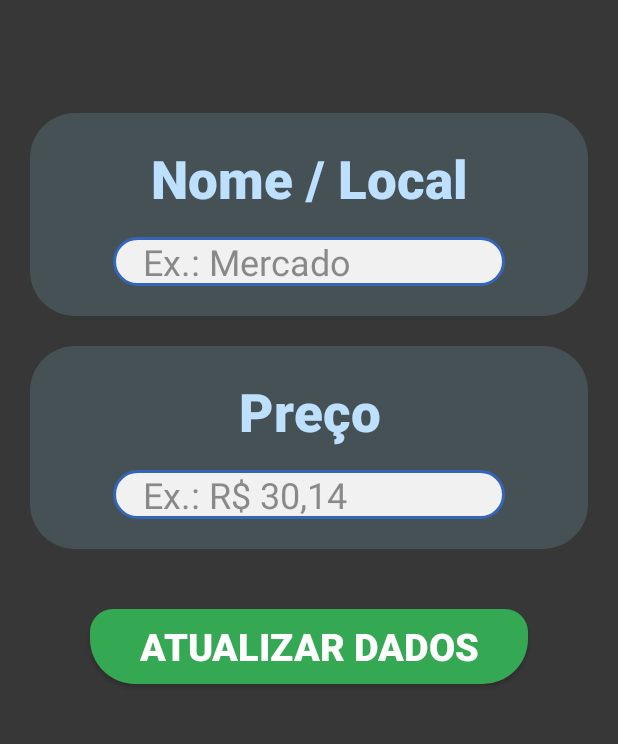
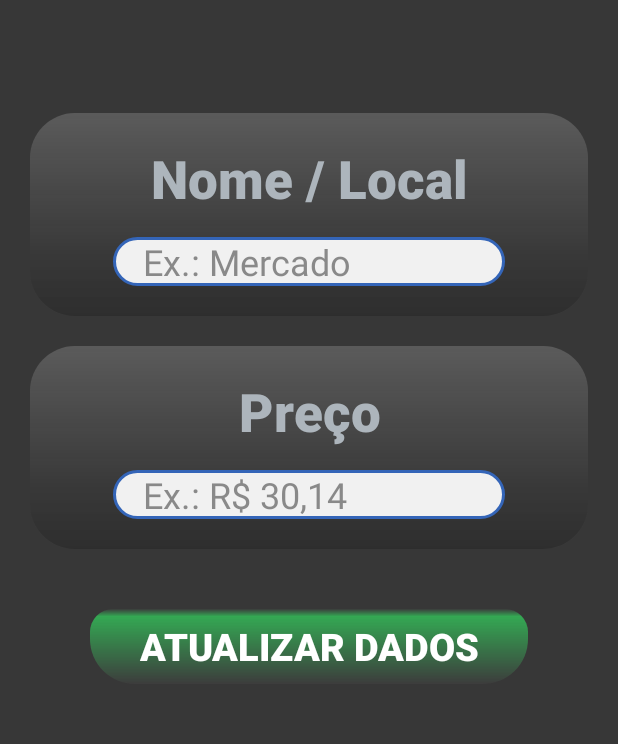
Before and after one commit to Iagoliveira05/app-gestor-gastos, an Android app: the layout activity_main.xml on its own in the app's theme, with its tools: preview values and no code run, on a phone screen of 412 x 824 dp, the part 271-1015 px from its top. Run offline under Robolectric (Android 15) with nearby library versions, the phone set to English and light mode, and no system bars.

Commit message:
Mudança da cor ActionBar e Layout

```diff
--- a/app/src/main/res/drawable/background_group.xml
+++ b/app/src/main/res/drawable/background_group.xml
@@ -2,4 +2,10 @@
 <shape xmlns:android="http://schemas.android.com/apk/res/android" android:shape="rectangle">
     <solid android:color="#2D8ECAE6"/>
     <corners android:radius="30dp"/>
+    <gradient
+        android:startColor="@color/white"
+        android:centerColor="@color/gray"
+        android:endColor="@color/black"
+        android:angle="-45"
+        android:centerX="70%"/>
 </shape>
--- a/app/src/main/res/drawable/button.xml
+++ b/app/src/main/res/drawable/button.xml
@@ -1,7 +1,14 @@
 <?xml version="1.0" encoding="utf-8"?>
 <shape xmlns:android="http://schemas.android.com/apk/res/android"
-    android:shape="rectangle" android:tint="@color/green">
-    <solid android:color="@color/green"/>
+    android:shape="rectangle">
+    <gradient
+        android:startColor="@color/gray"
+        android:centerColor="@color/green"
+        android:endColor="@color/gray"
+        android:angle="90"
+        android:centerY="90%"
+        android:centerX="50%"
+        />
     <corners
         android:bottomLeftRadius="30dp"
         android:bottomRightRadius="30dp"
--- a/app/src/main/res/values-night/themes.xml
+++ b/app/src/main/res/values-night/themes.xml
@@ -2,6 +2,7 @@
     <!-- Base application theme. -->
     <style name="Base.Theme.Gestorgastos" parent="Theme.Material3.DayNight.NoActionBar">
         <!-- Customize your dark theme here. -->
+        <item name="android:statusBarColor">@color/green</item>
         <!-- <item name="colorPrimary">@color/my_dark_primary</item> -->
     </style>
 </resources>
--- a/app/src/main/res/values/colors.xml
+++ b/app/src/main/res/values/colors.xml
@@ -1,5 +1,6 @@
 <?xml version="1.0" encoding="utf-8"?>
 <resources>
+    <color name="transparent">#00FFFFFF</color>
     <color name="yellow">#fbbc04</color>
     <color name="black">#FF000000</color>
     <color name="white">#FFFFFFFF</color>
@@ -7,7 +8,7 @@
     <color name="background">#373737</color>
     <color name="background_edit">#F1F1F1</color>
     <color name="border_edit">#3465B8</color>
-    <color name="text_title">#bde0fe</color>
+    <color name="text_title">#ADB5BC</color>
     <color name="green">#34a853</color>
 
 </resources>
--- a/app/src/main/res/values/themes.xml
+++ b/app/src/main/res/values/themes.xml
@@ -1,6 +1,7 @@
 <resources xmlns:tools="http://schemas.android.com/tools">
     <!-- Base application theme. -->
-    <style name="Base.Theme.Gestorgastos" parent="Theme.Material3.DayNight.NoActionBar">
+    <style name="Base.Theme.Gestorgastos" parent="Theme.MaterialComponents.DayNight.DarkActionBar">
+        <item name="android:statusBarColor">@color/green</item>
         <!-- Customize your light theme here. -->
         <!-- <item name="colorPrimary">@color/my_light_primary</item> -->
     </style>
```
